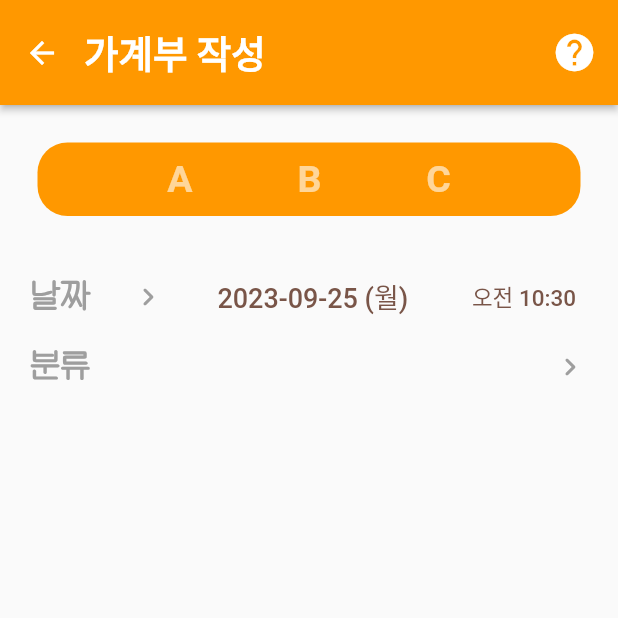
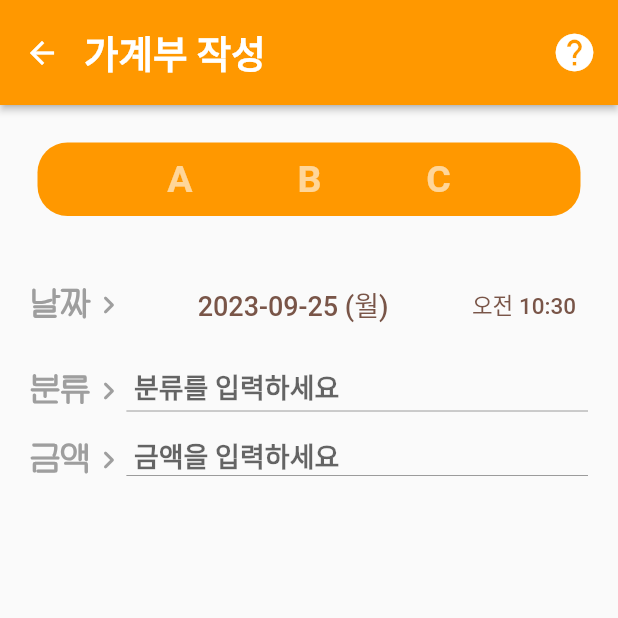
Before and after one commit to Kimhanyeol/ABC_Money_Diary, a Flutter app: the WriteDiaryScreen screen opened directly, on a phone screen of 412 x 824 dp, the top half of it. Run offline on Flutter 3.47's test engine with Material 2 defaults, Android fonts, the phone set to English and light mode, and no system bars; our stand-ins replace currency_text_input_formatter, table_calendar; Roboto replaces fonts that are missing (ABCdiary, Yeongdeok-Sea).

Commit message:
[Add] write diary screen - 분류, 금액 분류 입력 부분과 금액 입력 부분 구현

```diff
--- a/lib/screens/write_diary_screen.dart
+++ b/lib/screens/write_diary_screen.dart
@@ -2,6 +2,7 @@ import 'package:flutter/material.dart';
 import 'package:flutter/services.dart';
 import 'package:intl/intl.dart';
 
+import 'package:currency_text_input_formatter/currency_text_input_formatter.dart';
 import 'package:intl/date_symbol_data_local.dart';
 
 class WriteDiaryScreen extends StatefulWidget {
@@ -234,9 +235,12 @@ class _WriteDiaryScreenState extends State<WriteDiaryScreen> {
           //날짜 선택하는 부분
           Container(
             alignment: Alignment.center,
-            margin: EdgeInsets.symmetric(vertical: 5, horizontal: 20),
+            margin: EdgeInsets.symmetric(vertical: 10, horizontal: 20),
             child: Row(
               mainAxisAlignment: MainAxisAlignment.spaceBetween,
+              children: [
+                SizedBox(
+                  child: Row(
                     children: [
                       Text(
                         '날짜',
@@ -248,6 +252,9 @@ class _WriteDiaryScreenState extends State<WriteDiaryScreen> {
                         ),
                       ),
                       Icon(Icons.chevron_right_rounded, color: Colors.grey),
+                    ],
+                  ),
+                ),
 
                 //날짜선택
                 TextButton(
@@ -282,11 +289,15 @@ class _WriteDiaryScreenState extends State<WriteDiaryScreen> {
             ),
           ),
 
+          //분류 선택하는 부분
           Container(
             alignment: Alignment.center,
-            margin: EdgeInsets.symmetric(vertical: 5, horizontal: 20),
+            margin: EdgeInsets.symmetric(vertical: 10, horizontal: 20),
             child: Row(
               mainAxisAlignment: MainAxisAlignment.spaceBetween,
+              children: [
+                SizedBox(
+                  child: Row(
                     children: [
                       Text(
                         '분류',
@@ -298,12 +309,98 @@ class _WriteDiaryScreenState extends State<WriteDiaryScreen> {
                         ),
                       ),
                       Icon(Icons.chevron_right_rounded, color: Colors.grey),
-
-
-
                     ],
                   ),
+                ),
+                Flexible(
+                  child: TextField(
+                    decoration: InputDecoration(
+                      labelText: '분류를 입력하세요',
+                      hintText: 'ex) 식비, 교통비...',
+
+                      //텍스트 필드 내에 여백이 싹 사라짐
+                      isCollapsed: true,
+
+                      //텍스트를 입력하면 라벨 텍스트는 안보이게 만드는 코드
+                      floatingLabelBehavior: FloatingLabelBehavior.never,
+                      contentPadding: EdgeInsets.symmetric(
+                        vertical: 0,
+                        horizontal: 5,
+                      ),
+                    ),
+                    style: TextStyle(
+                      color: Colors.brown,
+                      fontSize: 18,
+                      fontWeight: FontWeight.w600,
+                    ),
+                  ),
+                ),
+              ],
+            ),
+          ),
+
+          //금액 입력하는 부분
+          Container(
+            alignment: Alignment.center,
+            margin: EdgeInsets.symmetric(vertical: 10, horizontal: 20),
+            child: Row(
+              mainAxisAlignment: MainAxisAlignment.spaceBetween,
+              children: [
+                SizedBox(
+                  child: Row(
+                    children: [
+                      Text(
+                        '금액',
+                        style: TextStyle(
+                          fontFamily: "HakgyoansimWoojuR",
+                          fontWeight: FontWeight.w600,
+                          fontSize: 25,
+                          color: Colors.grey,
+                        ),
+                      ),
+                      Icon(Icons.chevron_right_rounded, color: Colors.grey),
+                    ],
+                  ),
+                ),
+                Flexible(
+                  child: TextField(
+                    keyboardType: TextInputType.number,
+
+                    //키보드에서 숫자 외에 .-/ 이런 거 입력 못하게 막는 코드
+                    //3자리마다 , 찍어주고 ￦표시 띄워주는 코드
+                    inputFormatters: <TextInputFormatter>[
+                      FilteringTextInputFormatter.digitsOnly,
+                      CurrencyTextInputFormatter(
+                        locale: 'ko',
+                        decimalDigits: 0,
+                        symbol: '￦ '
                       )
+                    ],
+
+                    decoration: InputDecoration(
+                      labelText: '금액을 입력하세요',
+
+                      //텍스트 필드 내에 여백이 싹 사라짐
+                      isCollapsed: true,
+
+                      //텍스트를 입력하면 라벨 텍스트는 안보이게 만드는 코드
+                      floatingLabelBehavior: FloatingLabelBehavior.never,
+                      contentPadding: EdgeInsets.symmetric(
+                        vertical: 0,
+                        horizontal: 5,
+                      ),
+                    ),
+                    style: TextStyle(
+                      color: Colors.brown,
+                      fontSize: 18,
+                      fontWeight: FontWeight.w600,
+                    ),
+                  ),
+                ),
+              ],
+            ),
+          ),
+
         ],
       ),
     );
--- a/pubspec.yaml
+++ b/pubspec.yaml
@@ -34,7 +34,7 @@ dependencies:
   calendar_date_picker2:
   intl:
   table_calendar:
-
+  currency_text_input_formatter: ^2.1.8
 
 
   # The following adds the Cupertino Icons font to your application.
```
Also changed, not shown: pubspec.lock. Lines whose indentation alone changed are shown as unchanged.
